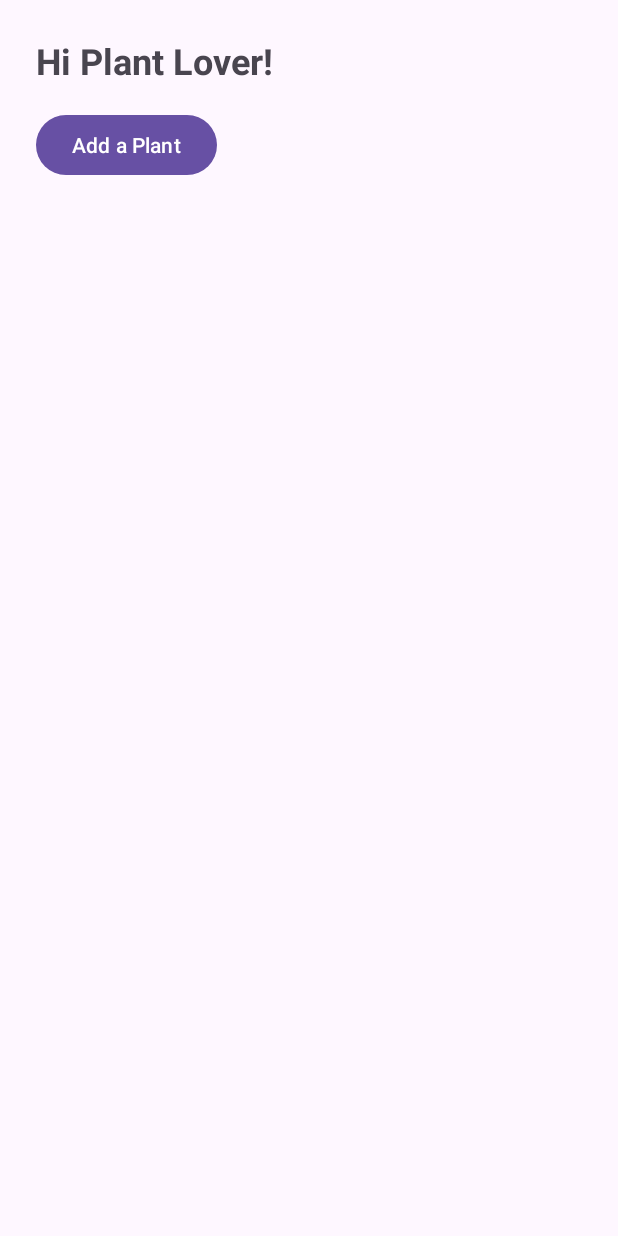
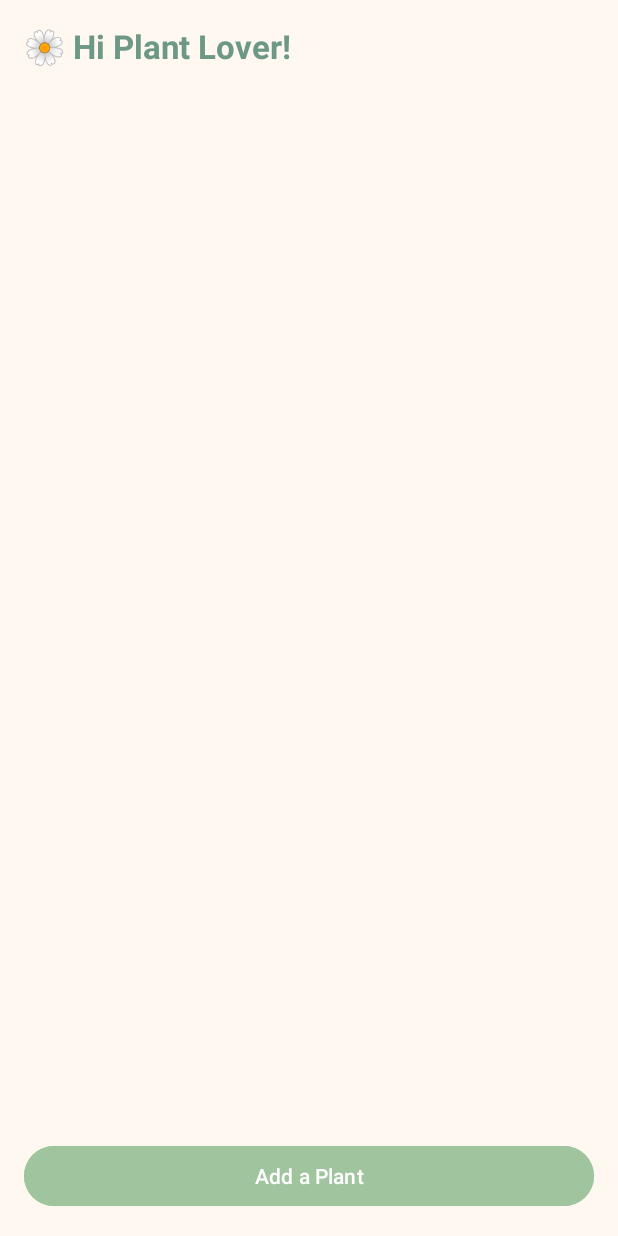
Before and after one commit to shaaista/PlantCareApp, an Android app: the screen it shows after launch (MainActivity), on a phone screen of 412 x 824 dp. Run offline under Robolectric (Android 15) with nearby library versions, the phone set to English and light mode, and no system bars.

Commit message:
Add Gson library for plant saving

```diff
--- a/app/build.gradle.kts
+++ b/app/build.gradle.kts
@@ -36,12 +36,16 @@ android {
 }
 
 dependencies {
-
     implementation(libs.androidx.core.ktx)
     implementation(libs.androidx.appcompat)
     implementation(libs.material)
     implementation(libs.androidx.activity)
     implementation(libs.androidx.constraintlayout)
+
+
+    implementation("com.google.code.gson:gson:2.10.1")
+
+
     testImplementation(libs.junit)
     androidTestImplementation(libs.androidx.junit)
     androidTestImplementation(libs.androidx.espresso.core)
--- a/app/src/main/java/com/example/plantcareapp/MainActivity.kt
+++ b/app/src/main/java/com/example/plantcareapp/MainActivity.kt
@@ -4,18 +4,44 @@ import android.content.Intent
 import android.os.Bundle
 import android.widget.Button
 import androidx.appcompat.app.AppCompatActivity
+import androidx.recyclerview.widget.LinearLayoutManager
+import androidx.recyclerview.widget.RecyclerView
+import com.google.gson.Gson
+import com.google.gson.reflect.TypeToken
 
 class MainActivity : AppCompatActivity() {
+
+    private lateinit var plantRecyclerView: RecyclerView
+    private lateinit var addPlantButton: Button
+    private lateinit var plantList: MutableList<Plant>
+
     override fun onCreate(savedInstanceState: Bundle?) {
         super.onCreate(savedInstanceState)
         setContentView(R.layout.activity_main)
 
-        val addPlantButton = findViewById<Button>(R.id.addPlantButton)
+        plantRecyclerView = findViewById(R.id.plantRecyclerView)
+        addPlantButton = findViewById(R.id.addPlantButton)
+
+        loadPlants()
+
+        plantRecyclerView.layoutManager = LinearLayoutManager(this)
+        plantRecyclerView.adapter = PlantAdapter(plantList)
 
         addPlantButton.setOnClickListener {
-            // 👇 THIS OPENS THE AddPlantActivity SCREEN
             val intent = Intent(this, AddPlantActivity::class.java)
             startActivity(intent)
         }
     }
+
+    private fun loadPlants() {
+        val prefs = getSharedPreferences("plants", MODE_PRIVATE)
+        val gson = Gson()
+        val listJson = prefs.getString("plantList", null)
+        val type = object : TypeToken<MutableList<Plant>>() {}.type
+        plantList = if (listJson != null) {
+            gson.fromJson(listJson, type)
+        } else {
+            mutableListOf()
+        }
+    }
 }
--- a/app/src/main/res/layout/activity_main.xml
+++ b/app/src/main/res/layout/activity_main.xml
@@ -1,30 +1,33 @@
 <?xml version="1.0" encoding="utf-8"?>
-<androidx.constraintlayout.widget.ConstraintLayout
-    xmlns:android="http://schemas.android.com/apk/res/android"
-    xmlns:app="http://schemas.android.com/apk/res-auto"
-    xmlns:tools="http://schemas.android.com/tools"
+<LinearLayout xmlns:android="http://schemas.android.com/apk/res/android"
     android:id="@+id/main"
     android:layout_width="match_parent"
     android:layout_height="match_parent"
-    tools:context=".MainActivity"
-    android:padding="24dp">
+    android:orientation="vertical"
+    android:background="#FFF8F0"
+    android:padding="16dp">
 
     <TextView
-        android:id="@+id/welcomeText"
         android:layout_width="wrap_content"
         android:layout_height="wrap_content"
-        android:text="Hi Plant Lover!"
-        android:textSize="24sp"
+        android:text="🌼 Hi Plant Lover!"
+        android:textSize="22sp"
+        android:textColor="#6D9886"
         android:textStyle="bold"
-        app:layout_constraintTop_toTopOf="parent"
-        app:layout_constraintStart_toStartOf="parent" />
+        android:layout_marginBottom="16dp" />
+
+    <androidx.recyclerview.widget.RecyclerView
+        android:id="@+id/plantRecyclerView"
+        android:layout_width="match_parent"
+        android:layout_height="0dp"
+        android:layout_weight="1" />
 
     <Button
         android:id="@+id/addPlantButton"
-        android:layout_width="wrap_content"
+        android:layout_width="match_parent"
         android:layout_height="wrap_content"
         android:text="Add a Plant"
-        app:layout_constraintTop_toBottomOf="@id/welcomeText"
-        app:layout_constraintStart_toStartOf="parent"
-        android:layout_marginTop="16dp"/>
-</androidx.constraintlayout.widget.ConstraintLayout>
+        android:backgroundTint="#A0C49D"
+        android:textColor="#ffffff"
+        android:layout_marginTop="12dp" />
+</LinearLayout>
```
Also changed, not shown: app/src/main/java/com/example/plantcareapp/PlantAdapter.kt (added, +40 -0 lines), app/src/main/res/layout/item_plant.xml (added, +49 -0 lines), app/src/main/res/drawable/ic_jug.png (added), app/src/main/res/drawable/ic_plant_placeholder.png (added).
